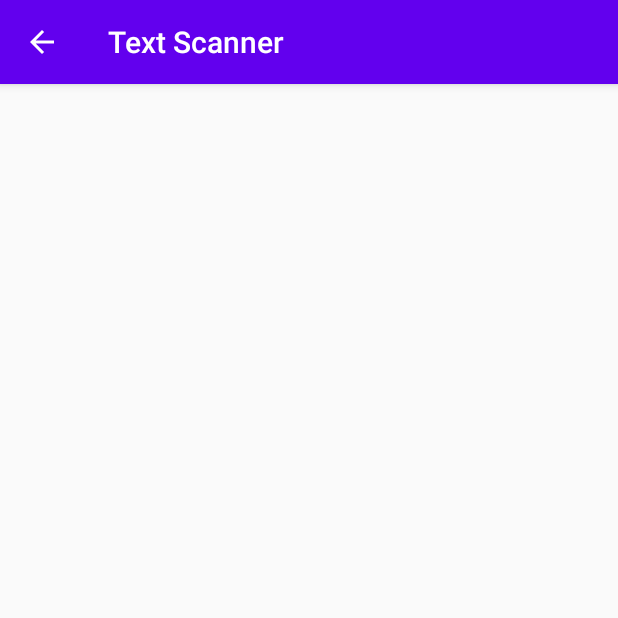
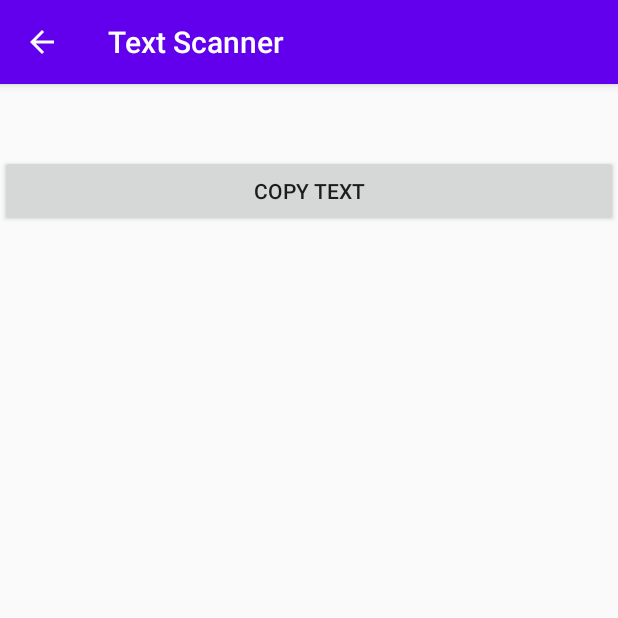
Before and after one commit to moezmefteh/OCR_Text, an Android app: the ResultActivity screen opened directly, with no data from a screen before it, on a phone screen of 412 x 824 dp, the top half of it. Run offline under Robolectric (Android 15) with nearby library versions, the phone set to English and light mode, and no system bars.

Commit message:
copy To ClipBoard

```diff
--- a/app/src/main/res/layout/activity_result.xml
+++ b/app/src/main/res/layout/activity_result.xml
@@ -14,4 +14,10 @@
         android:layout_margin="10dp"
         android:id="@+id/detected_text"
         android:text="Result" />
+    <Button
+        android:layout_width="match_parent"
+        android:layout_height="wrap_content"
+        android:text="copy text"
+        android:onClick="copyToClipBoard"
+        android:id="@+id/copy"></Button>
 </LinearLayout>
```
Also changed, not shown: app/src/main/java/com/example/textscanner/ResultActivity.java (+13 -0 lines).
